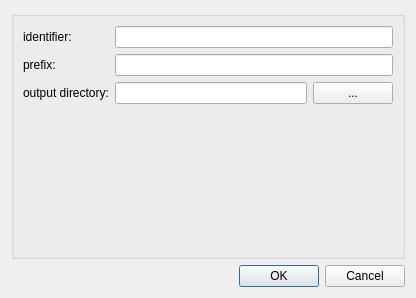
The window that mapclientplugins/filelocationsinkstep/qt/configuredialog.ui (mapclient-plugins/mapclientplugins.filelocationsinkstep) describes before a commit, drawn with Qt 5.
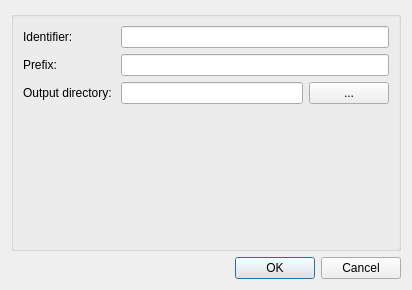
The same window after the commit.

```diff
--- a/mapclientplugins/filelocationsinkstep/qt/configuredialog.ui
+++ b/mapclientplugins/filelocationsinkstep/qt/configuredialog.ui
@@ -6,8 +6,8 @@
    <rect>
     <x>0</x>
     <y>0</y>
-    <width>416</width>
-    <height>298</height>
+    <width>412</width>
+    <height>290</height>
    </rect>
   </property>
   <property name="windowTitle">
@@ -23,14 +23,14 @@
       <item row="2" column="0">
        <widget class="QLabel" name="label2">
         <property name="text">
-         <string>output directory:</string>
+         <string>Output directory: </string>
         </property>
        </widget>
       </item>
       <item row="1" column="0">
        <widget class="QLabel" name="label1">
         <property name="text">
-         <string>prefix:</string>
+         <string>Prefix: </string>
         </property>
        </widget>
       </item>
@@ -53,7 +53,7 @@
       <item row="0" column="0">
        <widget class="QLabel" name="label0">
         <property name="text">
-         <string>identifier:</string>
+         <string>Identifier: </string>
         </property>
        </widget>
       </item>
```
Left out of the diff: 4 changed lines with no effect on the pictures.
